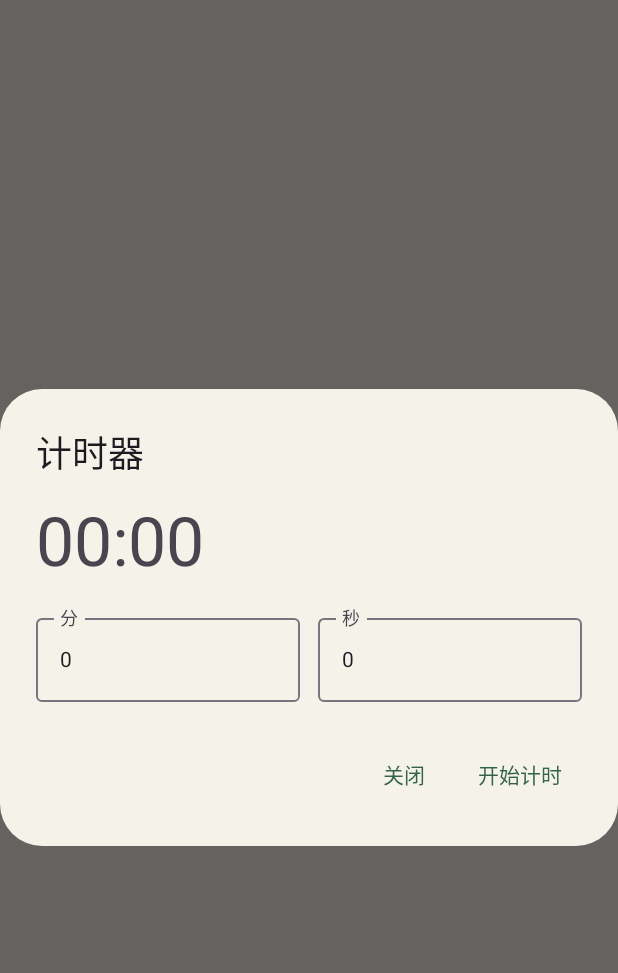
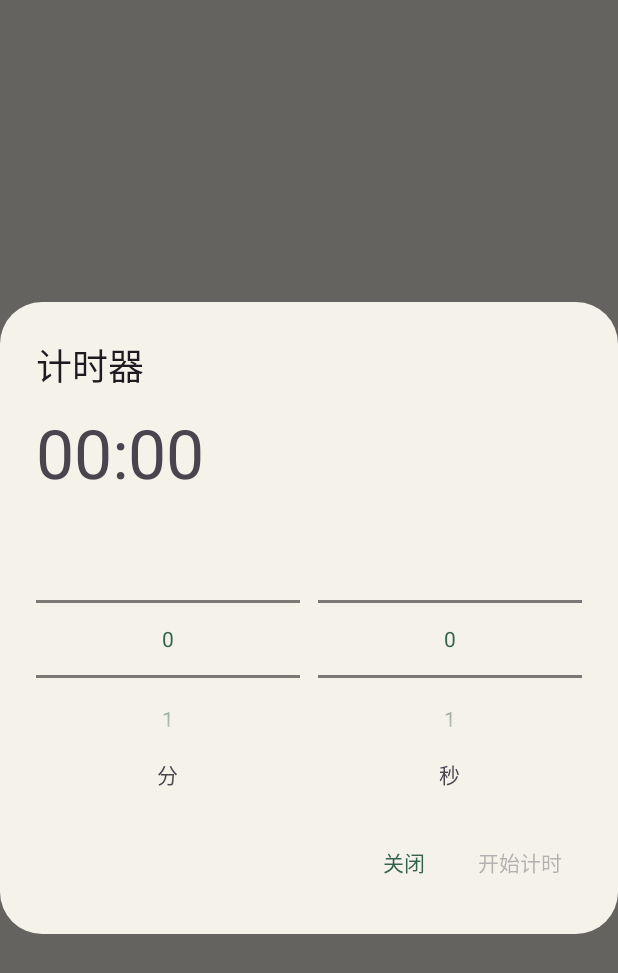
Before and after one commit to dong-frank/COOKX, an Android app built with Jetpack Compose: the composable CookingTimerDialog called with empty values, on a phone screen of 412 x 824 dp. Shown: the top 973 px of the screen. Run offline under Robolectric (Android 15) with nearby library versions, the phone set to English and light mode, and no system bars.

Commit message:
style: set cooking timer duration with scroll wheels

```diff
--- a/app/src/main/kotlin/com/cookx/app/ui/CookingTimerDialog.kt
+++ b/app/src/main/kotlin/com/cookx/app/ui/CookingTimerDialog.kt
@@ -2,14 +2,18 @@ package com.cookx.app.ui
 
 import androidx.compose.foundation.layout.*
 import androidx.compose.foundation.rememberScrollState
-import androidx.compose.foundation.text.KeyboardOptions
 import androidx.compose.foundation.verticalScroll
 import androidx.compose.material3.*
 import androidx.compose.runtime.*
 import androidx.compose.runtime.saveable.rememberSaveable
 import androidx.compose.ui.Modifier
+import androidx.compose.ui.Alignment
+import androidx.compose.ui.graphics.toArgb
+import androidx.compose.ui.viewinterop.AndroidView
+import android.os.Build
+import android.view.ViewGroup
+import android.widget.NumberPicker
 import androidx.compose.ui.platform.testTag
-import androidx.compose.ui.text.input.KeyboardType
 import androidx.compose.ui.unit.dp
 import java.util.Locale
 
@@ -17,34 +21,45 @@ internal fun timerText(seconds: Long) = String.format(Locale.ROOT, "%02d:%02d",
 
 @Composable internal fun CookingTimerDialog(defaultSeconds: Int, startCondition: String?, running: Boolean, remaining: Long,
     dismiss: () -> Unit, stop: () -> Unit, start: (Int) -> Unit) {
-    var minutes by rememberSaveable { mutableStateOf((defaultSeconds / 60).toString()) }
-    var seconds by rememberSaveable { mutableStateOf((defaultSeconds % 60).toString()) }
-    var error by rememberSaveable { mutableStateOf<String?>(null) }
-    val duration = minutes.toLongOrNull()?.let { min -> seconds.toLongOrNull()?.let { sec ->
-        (min * 60 + sec).takeIf { min in 0..35_791_393 && sec in 0..59 && it in 1..Int.MAX_VALUE }
-    } }
+    var minutes by rememberSaveable { mutableIntStateOf(defaultSeconds / 60) }
+    var seconds by rememberSaveable { mutableIntStateOf(defaultSeconds % 60) }
+    val duration = minutes.toLong() * 60 + seconds
     AlertDialog(onDismissRequest = dismiss, containerColor = MaterialTheme.colorScheme.surfaceContainerLow, title = { Text("计时器") }, text = {
         Column(Modifier.verticalScroll(rememberScrollState()), verticalArrangement = Arrangement.spacedBy(16.dp)) {
-            Text(timerText(if (running) remaining else duration ?: defaultSeconds.toLong()),
+            Text(timerText(if (running) remaining else duration),
                 style = MaterialTheme.typography.displayMedium, modifier = Modifier.testTag("timerDisplay"))
             if (!running) {
                 Row(horizontalArrangement = Arrangement.spacedBy(12.dp)) {
-                    OutlinedTextField(minutes, { minutes = it; error = null }, label = { Text("分") },
-                        keyboardOptions = KeyboardOptions(keyboardType = KeyboardType.Number), singleLine = true,
-                        modifier = Modifier.weight(1f).testTag("timerMinutes"))
-                    OutlinedTextField(seconds, { seconds = it; error = null }, label = { Text("秒") },
-                        keyboardOptions = KeyboardOptions(keyboardType = KeyboardType.Number), singleLine = true,
-                        modifier = Modifier.weight(1f).testTag("timerSeconds"))
+                    TimerWheel(minutes, Int.MAX_VALUE / 60, "分", "timerMinutes", Modifier.weight(1f)) { minutes = it }
+                    TimerWheel(seconds, 59, "秒", "timerSeconds", Modifier.weight(1f)) { seconds = it }
                 }
                 startCondition?.let { Text(it, style = MaterialTheme.typography.bodyMedium) }
             }
-            error?.let { Text(it, color = MaterialTheme.colorScheme.error) }
         }
     }, confirmButton = {
         if (running) TextButton(onClick = stop) { Text("停止计时") }
-        else TextButton(onClick = {
-            if (duration == null) error = "请填写有效时长，秒数为 0–59"
-            else start(duration.toInt())
-        }) { Text("开始计时") }
+        else TextButton(onClick = { start(duration.toInt()) }, enabled = duration in 1..Int.MAX_VALUE) { Text("开始计时") }
     }, dismissButton = { TextButton(onClick = dismiss) { Text("关闭") } })
 }
+
+@Composable private fun TimerWheel(value: Int, maximum: Int, label: String, tag: String, modifier: Modifier,
+    change: (Int) -> Unit) {
+    val color = MaterialTheme.colorScheme.primary.toArgb()
+    val onChange by rememberUpdatedState(change)
+    Column(modifier, horizontalAlignment = Alignment.CenterHorizontally) {
+        AndroidView(modifier = Modifier.fillMaxWidth().height(160.dp).testTag(tag), factory = { context ->
+            NumberPicker(context).apply {
+                minValue = 0
+                maxValue = maximum
+                wrapSelectorWheel = false
+                descendantFocusability = ViewGroup.FOCUS_BLOCK_DESCENDANTS
+                contentDescription = label
+                setOnValueChangedListener { _, _, next -> onChange(next) }
+            }
+        }, update = { picker ->
+            if (picker.value != value) picker.value = value
+            if (Build.VERSION.SDK_INT >= 29) picker.textColor = color
+        })
+        Text(label, style = MaterialTheme.typography.titleSmall)
+    }
+}
```
Also changed, not shown: 3 other files.
